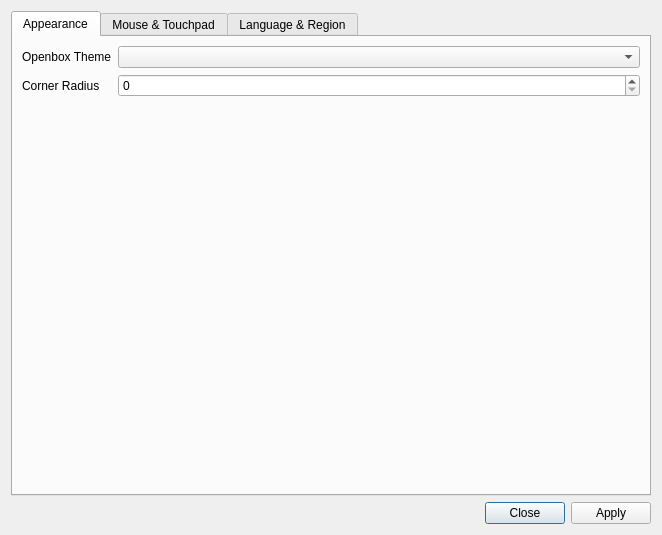
Before: the Qt Designer form tweaks-qt/maindialog.ui in labwc/labwc-tweaks, drawn with Qt 5.
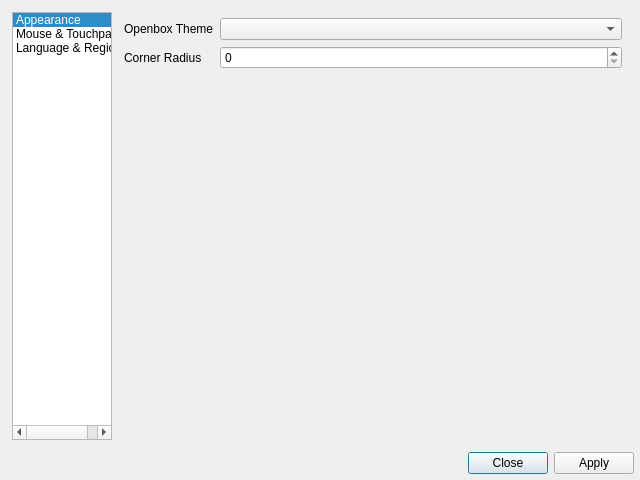
After: the same form once the commit is applied. Icons and pictures are not drawn.

Commit message: Qt: replaced QTabWidget with QListWidget and QStackedWidget

What changed in the file:
```diff
--- a/tweaks-qt/maindialog.ui
+++ b/tweaks-qt/maindialog.ui
@@ -6,37 +6,94 @@
    <rect>
     <x>0</x>
     <y>0</y>
-    <width>658</width>
-    <height>535</height>
-   </rect>
-  </property>
-  <property name="windowTitle">
-   <string>Dialog</string>
-  </property>
-  <layout class="QVBoxLayout" name="verticalLayout">
-   <item>
-    <widget class="QTabWidget" name="tabWidget">
-     <property name="minimumSize">
-      <size>
        <width>640</width>
        <height>480</height>
-      </size>
-     </property>
-     <property name="currentIndex">
+   </rect>
+  </property>
+  <layout class="QVBoxLayout" name="layout">
+   <property name="leftMargin">
+    <number>6</number>
+   </property>
+   <property name="topMargin">
+    <number>6</number>
+   </property>
+   <property name="rightMargin">
+    <number>6</number>
+   </property>
+   <property name="bottomMargin">
+    <number>6</number>
+   </property>
+   <item>
+    <widget class="QWidget" name="widget" native="true">
+     <layout class="QHBoxLayout" name="horizontalLayout">
+      <property name="leftMargin">
+       <number>6</number>
+      </property>
+      <property name="topMargin">
+       <number>6</number>
+      </property>
+      <property name="rightMargin">
+       <number>6</number>
+      </property>
+      <property name="bottomMargin">
+       <number>6</number>
+      </property>
+      <item>
+       <widget class="QListWidget" name="list">
+        <property name="sizePolicy">
+         <sizepolicy hsizetype="Fixed" vsizetype="Expanding">
+          <horstretch>0</horstretch>
+          <verstretch>0</verstretch>
+         </sizepolicy>
+        </property>
+        <property name="sizeAdjustPolicy">
+         <enum>QAbstractScrollArea::AdjustToContents</enum>
+        </property>
+        <property name="currentRow">
       <number>0</number>
      </property>
-     <widget class="QWidget" name="tab">
-      <attribute name="title">
+        <item>
+         <property name="text">
        <string>Appearance</string>
-      </attribute>
-      <layout class="QFormLayout" name="formLayout">
-       <item row="1" column="0">
-        <widget class="QLabel" name="label_2">
+         </property>
+         <property name="icon">
+          <iconset theme="applications-graphics"/>
+         </property>
+        </item>
+        <item>
          <property name="text">
-          <string>Corner Radius</string>
+          <string>Mouse &amp; Touchpad</string>
          </property>
-        </widget>
-       </item>
+         <property name="icon">
+          <iconset theme="input-mouse"/>
+         </property>
+        </item>
+        <item>
+         <property name="text">
+          <string>Language &amp; Region</string>
+         </property>
+         <property name="icon">
+          <iconset theme="preferences-desktop-locale"/>
+         </property>
+        </item>
+       </widget>
+      </item>
+      <item>
+       <widget class="QStackedWidget" name="stack">
+        <widget class="QWidget" name="page1">
+         <layout class="QFormLayout" name="layPage1">
+          <property name="leftMargin">
+           <number>6</number>
+          </property>
+          <property name="topMargin">
+           <number>6</number>
+          </property>
+          <property name="rightMargin">
+           <number>6</number>
+          </property>
+          <property name="bottomMargin">
+           <number>6</number>
+          </property>
        <item row="0" column="0">
         <widget class="QLabel" name="label">
          <property name="text">
@@ -47,16 +104,32 @@
        <item row="0" column="1">
         <widget class="QComboBox" name="openboxTheme"/>
        </item>
+          <item row="1" column="0">
+           <widget class="QLabel" name="label_2">
+            <property name="text">
+             <string>Corner Radius</string>
+            </property>
+           </widget>
+          </item>
        <item row="1" column="1">
         <widget class="QSpinBox" name="cornerRadius"/>
        </item>
       </layout>
      </widget>
-     <widget class="QWidget" name="tab_2">
-      <attribute name="title">
-       <string>Mouse &amp;&amp; Touchpad</string>
-      </attribute>
-      <layout class="QFormLayout" name="formLayout_2">
+        <widget class="QWidget" name="page2">
+         <layout class="QFormLayout" name="layPage2">
+          <property name="leftMargin">
+           <number>6</number>
+          </property>
+          <property name="topMargin">
+           <number>6</number>
+          </property>
+          <property name="rightMargin">
+           <number>6</number>
+          </property>
+          <property name="bottomMargin">
+           <number>6</number>
+          </property>
        <item row="0" column="0">
         <widget class="QLabel" name="label_3">
          <property name="text">
@@ -89,11 +162,20 @@
        </item>
       </layout>
      </widget>
-     <widget class="QWidget" name="tab_3">
-      <attribute name="title">
-       <string>Language &amp;&amp; Region</string>
-      </attribute>
-      <layout class="QFormLayout" name="formLayout_3">
+        <widget class="QWidget" name="page3">
+         <layout class="QFormLayout" name="layPage3">
+          <property name="leftMargin">
+           <number>6</number>
+          </property>
+          <property name="topMargin">
+           <number>6</number>
+          </property>
+          <property name="rightMargin">
+           <number>6</number>
+          </property>
+          <property name="bottomMargin">
+           <number>6</number>
+          </property>
        <item row="0" column="0">
         <widget class="QLabel" name="label_6">
          <property name="text">
@@ -108,6 +190,9 @@
      </widget>
     </widget>
    </item>
+     </layout>
+    </widget>
+   </item>
    <item>
     <widget class="QDialogButtonBox" name="buttonBox">
      <property name="orientation">
```
Left out of the diff: 16 changed lines with no effect on the pictures. Lines whose indentation alone changed are shown as unchanged. The commit also changes 2 other files.
